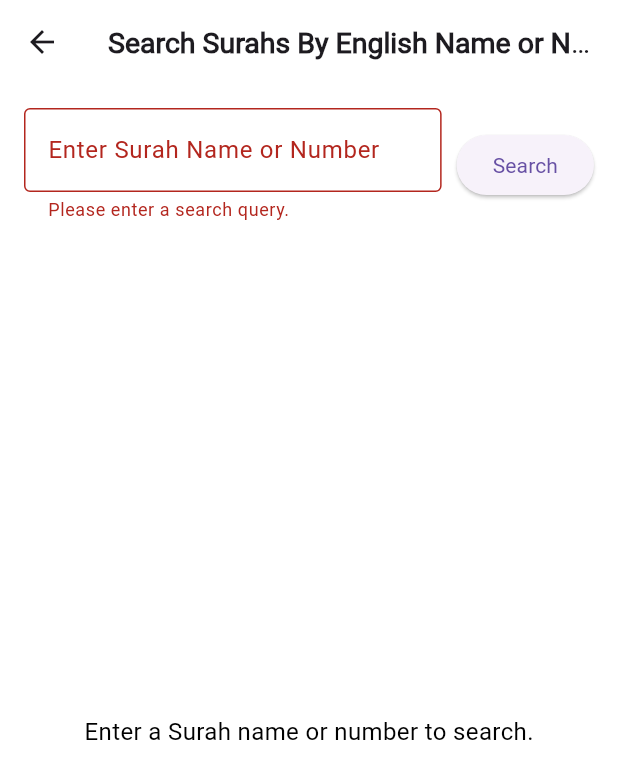
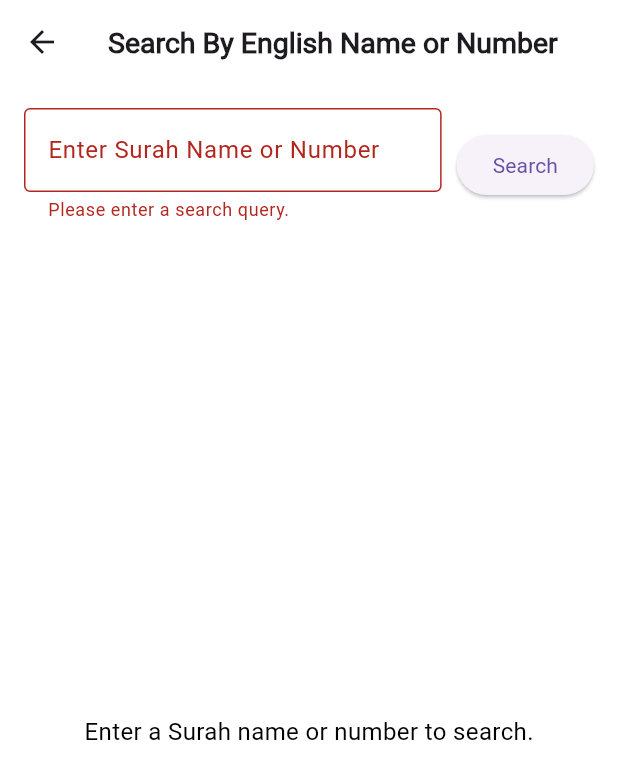
Before and after one commit to Hassan220022/quran_moblie_app, a Flutter app: the SearchScreen screen opened directly, after a tap on "Search", on a phone screen of 412 x 824 dp. Shown: the top 779 px of the screen. Run offline on Flutter 3.47's test engine with Material 3 defaults, Android fonts, the phone set to English and light mode, and no system bars; our stand-ins replace geolocator; network calls fail.

Commit message:
modified:   ios/Flutter/Debug.xcconfig modified:   ios/Flutter/Release.xcconfig modified:   ios/Podfile new file:   ios/Podfile.lock modified:   ios/Runner.xcodeproj/project.pbxproj modified:   ios/Runner.xcworkspace/contents.xcworkspacedata modified:   ios/Runner/Info.plist modified:   lib/screens/bookmark.dart modified:   lib/screens/main_screen.dart modified:   lib/screens/prayer.dart modified:   lib/screens/quran_reader.dart modified:   lib/screens/search.dart modified:   lib/screens/surah_list.dart modified:   macos/Flutter/Flutter-Debug.xcconfig modified:   macos/Flutter/Flutter-Release.xcconfig modified:   macos/Flutter/GeneratedPluginRegistrant.swift modified:   pubspec.lock modified:   pubspec.yaml modified:   windows/flutter/generated_plugin_registrant.cc modified:   windows/flutter/generated_plugins.cmake

```diff
--- a/lib/screens/bookmark.dart
+++ b/lib/screens/bookmark.dart
@@ -20,12 +20,6 @@ class _BookmarkScreenState extends State<BookmarkScreen> {
         Provider.of<PreferenceSettingsProvider>(context).isDarkTheme;
 
     return Scaffold(
-      appBar: AppBar(
-        title: const Text('Bookmarks'),
-        backgroundColor: Theme.of(context).scaffoldBackgroundColor,
-        elevation: 0,
-        iconTheme: Theme.of(context).iconTheme,
-      ),
       body: bookmarks.isEmpty
           ? const Center(
               child: Text(
--- a/lib/screens/main_screen.dart
+++ b/lib/screens/main_screen.dart
@@ -1,12 +1,11 @@
 import 'package:flutter/material.dart';
 import 'package:provider/provider.dart';
-import 'package:quaran_mobile_7th_weak/utils/provider/preference_settings_provider.dart';
+import '../utils/provider/preference_settings_provider.dart';
 import 'bookmark.dart';
-import 'quran_reader.dart';
 import 'search.dart';
 import 'surah_list.dart';
+import 'prayer.dart'; // Ensure this import points to your PrayerTimesWidget file
 import '../utils/route_observer/route_observer.dart';
-import 'prayer.dart'; // Ensure this import points to your PrayerTimesWidget file
 
 class MainScreen extends StatefulWidget {
   const MainScreen({super.key});
@@ -23,8 +22,15 @@ class _MainScreenState extends State<MainScreen> with RouteAware {
     const SurahListScreen(),
     const BookmarkScreen(),
     const SearchScreen(),
-    const QuranReaderScreen(),
     PrayerTimesWidget(), // Your prayer times widget
+  ];
+
+  // List of titles corresponding to each screen
+  final List<String> _titles = [
+    'Surahs',
+    'Bookmarks',
+    'Search',
+    'Prayers',
   ];
 
   @override
@@ -58,35 +64,30 @@ class _MainScreenState extends State<MainScreen> with RouteAware {
   Widget build(BuildContext context) {
     bool isDarkTheme =
         Provider.of<PreferenceSettingsProvider>(context).isDarkTheme;
-
     return Scaffold(
       appBar: AppBar(
-        backgroundColor:
-            Theme.of(context).scaffoldBackgroundColor, // Match background color
+        backgroundColor: Theme.of(context).scaffoldBackgroundColor,
         elevation: 0,
-        title: Row(
-          children: [
-            Image.asset(
-              isDarkTheme
-                  ? 'assets/icon_quran_white.png'
-                  : 'assets/icon_quran.png',
-              width: 28.0,
-            ),
-            const SizedBox(width: 6.0),
-            Text(
-              'Quran App',
-              style: Theme.of(context).textTheme.titleLarge,
-            ),
-          ],
+        title: Text(
+          _titles[_selectedIndex],
+          style: TextStyle(
+            color: isDarkTheme ? Colors.white : const Color(0xff682DBD),
+          ),
+        ),
+        leading: Padding(
+          padding: const EdgeInsets.only(left: 16.0),
+          child: Image.asset(
+            isDarkTheme
+                ? 'assets/icon_quran_white.png'
+                : 'assets/icon_quran.png',
+            width: 28.0,
+          ),
         ),
         actions: [
-          const SizedBox(width: 8.0),
           IconButton(
             icon: Icon(
               isDarkTheme ? Icons.light_mode : Icons.dark_mode,
-              color: isDarkTheme
-                  ? Colors.white
-                  : const Color(0xFF5E329D), // Corrected color
+              color: isDarkTheme ? Colors.white : const Color(0xFF5E329D),
             ),
             onPressed: () {
               Provider.of<PreferenceSettingsProvider>(context, listen: false)
@@ -116,12 +117,7 @@ class _MainScreenState extends State<MainScreen> with RouteAware {
             label: 'Search',
           ),
           BottomNavigationBarItem(
-            icon: Icon(Icons.book),
-            label: 'Reader',
-          ),
-          BottomNavigationBarItem(
-            icon: Icon(
-                Icons.access_time), // Changed icon to represent prayer times
+            icon: Icon(Icons.access_time),
             label: 'Prayers',
           ),
         ],
--- a/lib/screens/quran_reader.dart
+++ b/lib/screens/quran_reader.dart
@@ -89,11 +89,6 @@ class _QuranReaderScreenState extends State<QuranReaderScreen> {
         Provider.of<PreferenceSettingsProvider>(context).isDarkTheme;
 
     return Scaffold(
-      appBar: AppBar(
-        title: const Text('Quran Reader'),
-        backgroundColor: Theme.of(context).scaffoldBackgroundColor,
-        iconTheme: Theme.of(context).iconTheme,
-      ),
       body: _isLoading
           ? const Center(child: CircularProgressIndicator())
           : _isError
--- a/lib/screens/search.dart
+++ b/lib/screens/search.dart
@@ -76,7 +76,7 @@ class _SearchScreenState extends State<SearchScreen> {
     return Scaffold(
       appBar: AppBar(
         title: const Text(
-          'Search Surahs By English Name or Number',
+          'Search By English Name or Number',
           style: TextStyle(
             fontSize: 19,
             fontWeight: FontWeight.bold,
--- a/lib/screens/surah_list.dart
+++ b/lib/screens/surah_list.dart
@@ -96,11 +96,6 @@ class _SurahListScreenState extends State<SurahListScreen> {
         Provider.of<PreferenceSettingsProvider>(context).isDarkTheme;
 
     return Scaffold(
-      appBar: AppBar(
-        title: const Text('Surahs'),
-        backgroundColor: Theme.of(context).scaffoldBackgroundColor,
-        iconTheme: Theme.of(context).iconTheme,
-      ),
       body: _isLoading
           ? const Center(child: CircularProgressIndicator())
           : _isError
--- a/pubspec.yaml
+++ b/pubspec.yaml
@@ -32,6 +32,8 @@ dependencies:
     sdk: flutter
   geolocator: ^9.0.0
   intl: ^0.18.1
+  permission_handler: ^10.2.0
+  shared_preferences: ^2.0.6
 
 
   # The following adds the Cupertino Icons font to your application.
```
Also changed, not shown: lib/screens/prayer.dart (+181 -69 lines), pubspec.lock, 12 other files.
